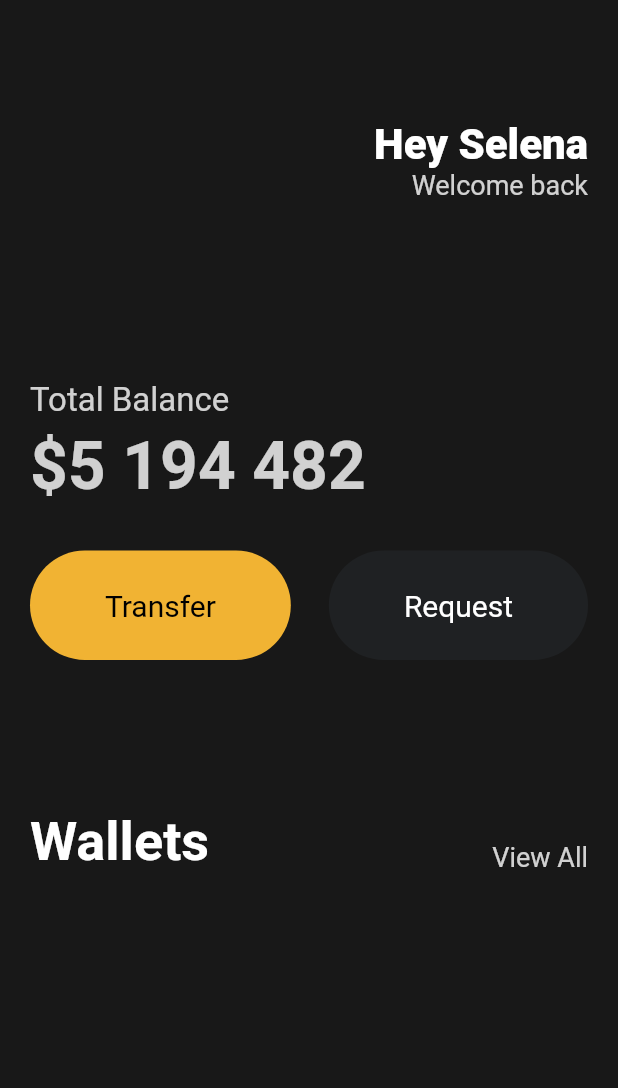
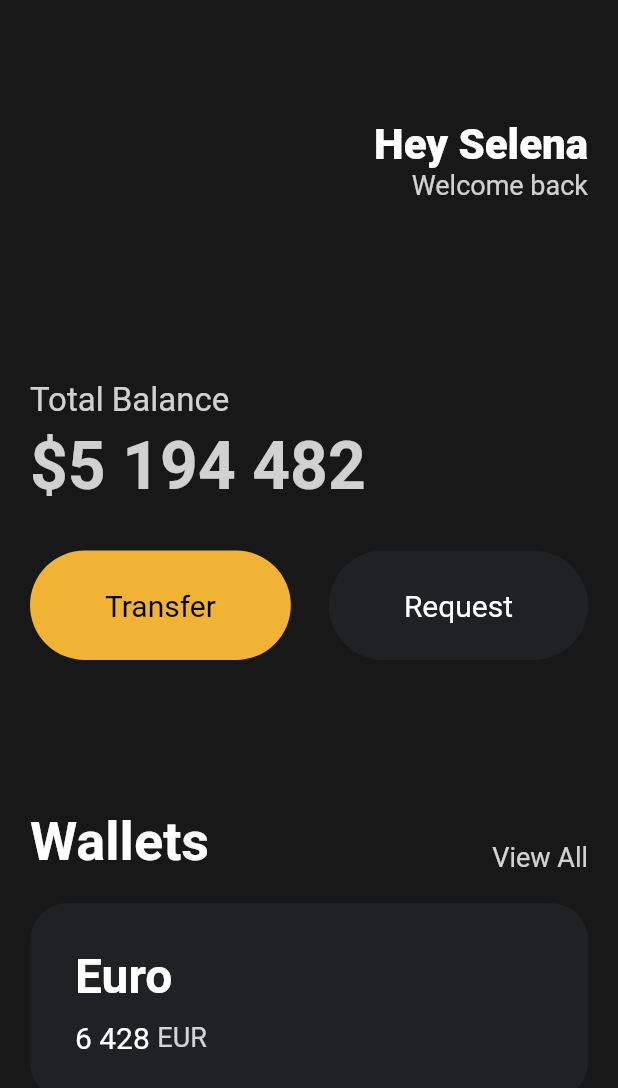
Before and after one commit to updaun/toonflix, a Flutter app: the screen it shows after launch, on a phone screen of 412 x 824 dp. Shown: the top 1088 px of the screen. Run offline on Flutter 3.47's test engine with Material 2 defaults, Android fonts, the phone set to English and light mode, and no system bars.

Commit message:
chore: add card

```diff
--- a/lib/main.dart
+++ b/lib/main.dart
@@ -10,18 +10,18 @@ class App extends StatelessWidget {
 
   @override
   Widget build(BuildContext context) {
-    return const MaterialApp(
+    return MaterialApp(
       home: Scaffold(
-        backgroundColor: Color(0xFF181818),
+        backgroundColor: const Color(0xFF181818),
         body: Padding(
-          padding: EdgeInsets.symmetric(horizontal: 20),
+          padding: const EdgeInsets.symmetric(horizontal: 20),
           child: Column(
             crossAxisAlignment: CrossAxisAlignment.start,
             children: [
-              SizedBox(
+              const SizedBox(
                 height: 80,
               ),
-              Row(
+              const Row(
                 mainAxisAlignment: MainAxisAlignment.end,
                 children: [
                   Column(
@@ -46,27 +46,27 @@ class App extends StatelessWidget {
                   )
                 ],
               ),
-              SizedBox(
+              const SizedBox(
                 height: 120,
               ),
-              Text('Total Balance',
+              const Text('Total Balance',
                   style: TextStyle(
                     fontSize: 22,
                     color: Color.fromRGBO(255, 255, 255, 0.8),
                   )),
-              SizedBox(
+              const SizedBox(
                 height: 5,
               ),
-              Text('\$5 194 482',
+              const Text('\$5 194 482',
                   style: TextStyle(
                     fontSize: 44,
                     fontWeight: FontWeight.w600,
                     color: Color.fromRGBO(255, 255, 255, 0.8),
                   )),
-              SizedBox(
+              const SizedBox(
                 height: 30,
               ),
-              Row(
+              const Row(
                 mainAxisAlignment: MainAxisAlignment.spaceBetween,
                 children: [
                   Button(
@@ -81,10 +81,10 @@ class App extends StatelessWidget {
                   ),
                 ],
               ),
-              SizedBox(
+              const SizedBox(
                 height: 100,
               ),
-              Row(
+              const Row(
                 mainAxisAlignment: MainAxisAlignment.spaceBetween,
                 crossAxisAlignment: CrossAxisAlignment.end,
                 children: [
@@ -100,7 +100,61 @@ class App extends StatelessWidget {
                         fontSize: 18,
                       )),
                 ],
-              )
+              ),
+              const SizedBox(
+                height: 20,
+              ),
+              Container(
+                decoration: BoxDecoration(
+                  color: const Color(0xFF1F2123),
+                  borderRadius: BorderRadius.circular(25),
+                ),
+                child: const Padding(
+                  padding: EdgeInsets.all(30),
+                  child: Row(
+                    mainAxisAlignment: MainAxisAlignment.spaceBetween,
+                    children: [
+                      Column(
+                        crossAxisAlignment: CrossAxisAlignment.start,
+                        children: [
+                          Text(
+                            'Euro',
+                            style: TextStyle(
+                              color: Colors.white,
+                              fontSize: 32,
+                              fontWeight: FontWeight.w600,
+                            ),
+                          ),
+                          SizedBox(
+                            height: 10,
+                          ),
+                          Row(
+                            children: [
+                              Text(
+                                '6 428',
+                                style: TextStyle(
+                                  color: Colors.white,
+                                  fontSize: 20,
+                                ),
+                              ),
+                              SizedBox(
+                                width: 5,
+                              ),
+                              Text(
+                                'EUR',
+                                style: TextStyle(
+                                  color: Color.fromRGBO(255, 255, 255, 0.8),
+                                  fontSize: 18,
+                                ),
+                              ),
+                            ],
+                          ),
+                        ],
+                      ),
+                    ],
+                  ),
+                ),
+              ),
             ],
           ),
         ),
```
